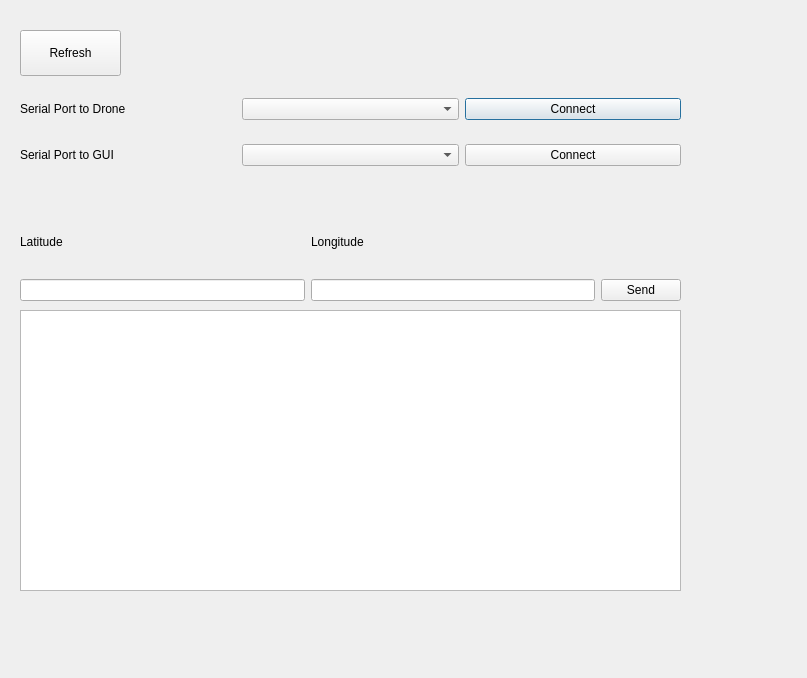
First picture: the form in GCS/pytq5_GCS.ui, repository WoosukYang-MEG/2021-MDS-Drone-Teamproject, before the edit.
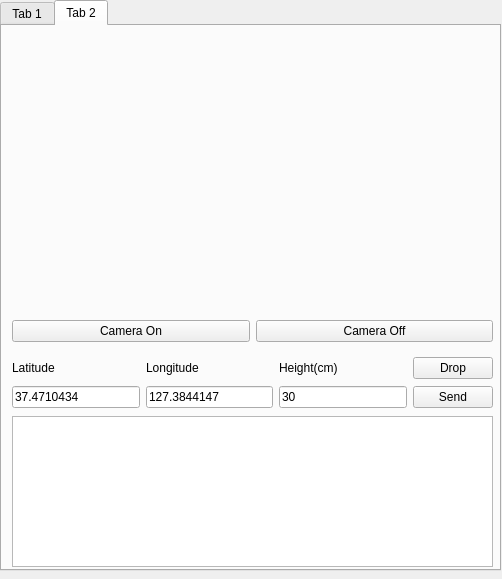
Second picture: the form after the edit. The open tabs and pages were chosen to show the change.

Commit message: Command GCS 1st Demo

What changed in the file:
```diff
--- a/GCS/pytq5_GCS.ui
+++ b/GCS/pytq5_GCS.ui
@@ -6,19 +6,35 @@
    <rect>
     <x>0</x>
     <y>0</y>
-    <width>807</width>
-    <height>678</height>
+    <width>502</width>
+    <height>579</height>
    </rect>
   </property>
   <property name="windowTitle">
    <string>GCS Station</string>
   </property>
+  <widget class="QTabWidget" name="tabWidget">
+   <property name="geometry">
+    <rect>
+     <x>0</x>
+     <y>0</y>
+     <width>501</width>
+     <height>571</height>
+    </rect>
+   </property>
+   <property name="currentIndex">
+    <number>0</number>
+   </property>
+   <widget class="QWidget" name="tab">
+    <attribute name="title">
+     <string>Tab 1</string>
+    </attribute>
   <widget class="QWidget" name="gridLayoutWidget">
    <property name="geometry">
     <rect>
-     <x>20</x>
-     <y>80</y>
-     <width>661</width>
+       <x>10</x>
+       <y>40</y>
+       <width>471</width>
      <height>106</height>
     </rect>
    </property>
@@ -66,33 +82,48 @@
     </item>
    </layout>
   </widget>
+    <widget class="QTextBrowser" name="textBrowser_serialPort">
+     <property name="geometry">
+      <rect>
+       <x>10</x>
+       <y>160</y>
+       <width>471</width>
+       <height>131</height>
+      </rect>
+     </property>
+    </widget>
+    <widget class="QPushButton" name="button_SerialPortRescan">
+     <property name="geometry">
+      <rect>
+       <x>10</x>
+       <y>10</y>
+       <width>51</width>
+       <height>23</height>
+      </rect>
+     </property>
+     <property name="text">
+      <string>rescan</string>
+     </property>
+    </widget>
+   </widget>
+   <widget class="QWidget" name="tab_2">
+    <attribute name="title">
+     <string>Tab 2</string>
+    </attribute>
   <widget class="QWidget" name="gridLayoutWidget_2">
    <property name="geometry">
     <rect>
-     <x>20</x>
-     <y>210</y>
-     <width>661</width>
-     <height>91</height>
+       <x>10</x>
+       <y>330</y>
+       <width>481</width>
+       <height>54</height>
     </rect>
    </property>
    <layout class="QGridLayout" name="gridLayout_2">
-    <item row="2" column="2">
-     <widget class="QPushButton" name="CameraOffButton">
-      <property name="text">
-       <string>Send</string>
-      </property>
-     </widget>
-    </item>
-    <item row="2" column="1">
-     <widget class="QLineEdit" name="lineEdit_Longitude"/>
-    </item>
     <item row="2" column="0">
-     <widget class="QLineEdit" name="lineEdit_Latitude"/>
-    </item>
-    <item row="1" column="0">
-     <widget class="QLabel" name="label_Latitude">
+       <widget class="QLineEdit" name="lineEdit_Latitude">
       <property name="text">
-       <string>Latitude</string>
+         <string>37.4710434</string>
       </property>
      </widget>
     </item>
@@ -103,30 +134,106 @@
       </property>
      </widget>
     </item>
-   </layout>
-  </widget>
-  <widget class="QPushButton" name="button_SerialPortRefresh">
+      <item row="1" column="0">
+       <widget class="QLabel" name="label_Latitude">
+        <property name="text">
+         <string>Latitude</string>
+        </property>
+       </widget>
+      </item>
+      <item row="2" column="1">
+       <widget class="QLineEdit" name="lineEdit_Longitude">
+        <property name="text">
+         <string>127.3844147</string>
+        </property>
+       </widget>
+      </item>
+      <item row="2" column="3">
+       <widget class="QPushButton" name="button_SendCommand">
+        <property name="text">
+         <string>Send</string>
+        </property>
+       </widget>
+      </item>
+      <item row="2" column="2">
+       <widget class="QLineEdit" name="lineEdit_Height">
+        <property name="text">
+         <string>30</string>
+        </property>
+       </widget>
+      </item>
+      <item row="1" column="2">
+       <widget class="QLabel" name="label_Height">
+        <property name="text">
+         <string>Height(cm)</string>
+        </property>
+       </widget>
+      </item>
+      <item row="1" column="3">
+       <widget class="QPushButton" name="button_Drop">
+        <property name="text">
+         <string>Drop</string>
+        </property>
+       </widget>
+      </item>
+     </layout>
+    </widget>
+    <widget class="QWidget" name="verticalLayoutWidget">
    <property name="geometry">
     <rect>
-     <x>20</x>
-     <y>30</y>
-     <width>101</width>
-     <height>46</height>
-    </rect>
-   </property>
+       <x>10</x>
+       <y>10</y>
+       <width>481</width>
+       <height>271</height>
+      </rect>
+     </property>
+     <layout class="QVBoxLayout" name="verticalLayout">
+      <item>
+       <widget class="QLabel" name="frame_FPV_camera">
    <property name="text">
-    <string>Refresh</string>
-   </property>
-  </widget>
-  <widget class="QTextBrowser" name="textBrowser">
+         <string/>
+        </property>
+       </widget>
+      </item>
+     </layout>
+    </widget>
+    <widget class="QTextBrowser" name="textBrowser_command">
    <property name="geometry">
     <rect>
-     <x>20</x>
-     <y>310</y>
-     <width>661</width>
-     <height>281</height>
-    </rect>
-   </property>
+       <x>10</x>
+       <y>390</y>
+       <width>481</width>
+       <height>151</height>
+      </rect>
+     </property>
+    </widget>
+    <widget class="QWidget" name="horizontalLayoutWidget">
+     <property name="geometry">
+      <rect>
+       <x>10</x>
+       <y>290</y>
+       <width>481</width>
+       <height>31</height>
+      </rect>
+     </property>
+     <layout class="QHBoxLayout" name="horizontalLayout">
+      <item>
+       <widget class="QPushButton" name="button_CameraOn">
+        <property name="text">
+         <string>Camera On</string>
+        </property>
+       </widget>
+      </item>
+      <item>
+       <widget class="QPushButton" name="button_CameraOff">
+        <property name="text">
+         <string>Camera Off</string>
+        </property>
+       </widget>
+      </item>
+     </layout>
+    </widget>
+   </widget>
   </widget>
  </widget>
  <resources/>
```
Lines whose indentation alone changed are shown as unchanged. The commit also changes 1 other file.
